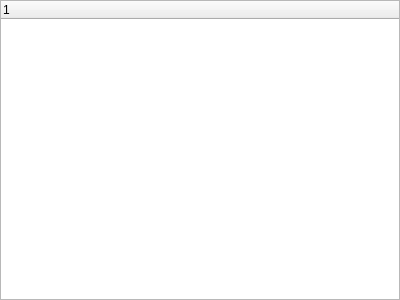
Old version of the form src/libtextosaurus/saurus/gui/settings/settingsplugins.ui in the repository martinrotter/textosaurus.
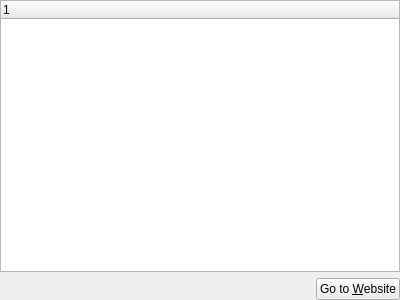
New version of the form.

Patch:
```diff
--- a/src/libtextosaurus/saurus/gui/settings/settingsplugins.ui
+++ b/src/libtextosaurus/saurus/gui/settings/settingsplugins.ui
@@ -53,6 +53,30 @@
      </column>
     </widget>
    </item>
+   <item>
+    <layout class="QHBoxLayout" name="horizontalLayout">
+     <item>
+      <spacer name="horizontalSpacer">
+       <property name="orientation">
+        <enum>Qt::Horizontal</enum>
+       </property>
+       <property name="sizeHint" stdset="0">
+        <size>
+         <width>40</width>
+         <height>20</height>
+        </size>
+       </property>
+      </spacer>
+     </item>
+     <item>
+      <widget class="QPushButton" name="m_btnGoToWebsite">
+       <property name="text">
+        <string>Go to &amp;Website</string>
+       </property>
+      </widget>
+     </item>
+    </layout>
+   </item>
   </layout>
  </widget>
  <resources/>
```
Left out of the diff: 4 changed lines with no effect on the pictures.
